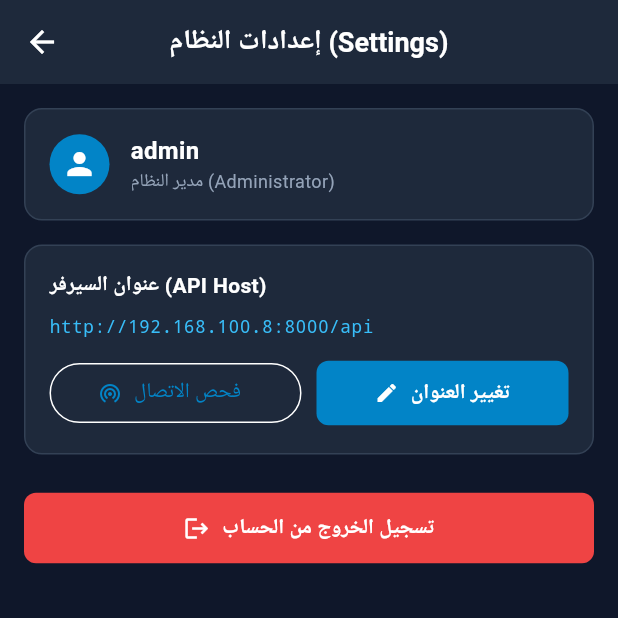
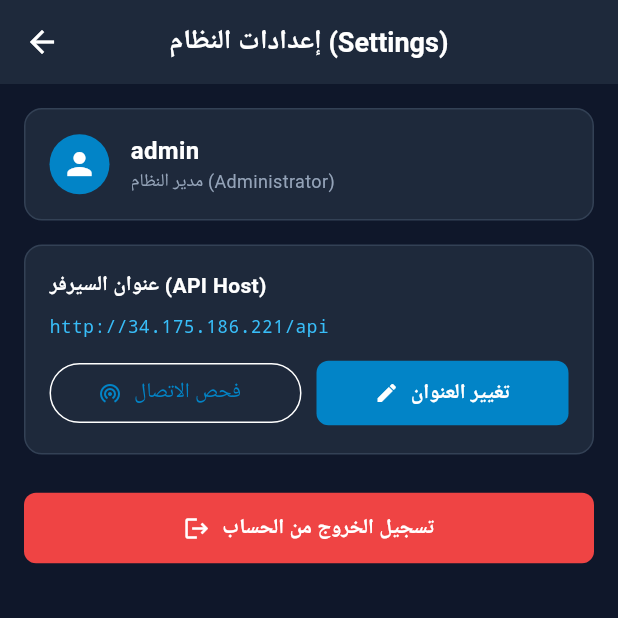
Before and after one commit to MrAlaa90/Mobile-Store, a Flutter app: the SettingsScreen screen opened directly, on a phone screen of 412 x 824 dp, the top half of it. Run offline on Flutter 3.47's test engine with Material 3 defaults, Android fonts, the phone set to English and light mode, and no system bars; our stand-ins replace flutter_secure_storage; accounts and stored records are empty.

Commit message:
feat(config): configure desktop and mobile to default to live Google Cloud server URL

```diff
--- a/mobile/lib/screens/login_screen.dart
+++ b/mobile/lib/screens/login_screen.dart
@@ -93,7 +93,7 @@ class _LoginScreenState extends State<LoginScreen> {
                     controller: urlController,
                     decoration: const InputDecoration(
                       labelText: 'API Base URL',
-                      hintText: 'http://10.0.2.2:8000/api',
+                      hintText: 'http://34.175.186.221/api',
                       prefixIcon: Icon(Icons.link, color: Color(0xFF38BDF8)),
                     ),
                   ),
@@ -102,8 +102,9 @@ class _LoginScreenState extends State<LoginScreen> {
                     spacing: 8,
                     children: [
                       ActionChip(
-                        label: const Text('Android (10.0.2.2)', style: TextStyle(fontSize: 11)),
-                        onPressed: () => setModalState(() => urlController.text = 'http://10.0.2.2:8000/api'),
+                        avatar: const Icon(Icons.cloud_done, size: 16, color: Color(0xFF38BDF8)),
+                        label: const Text('Google Cloud (Live)', style: TextStyle(fontSize: 11, fontWeight: FontWeight.bold)),
+                        onPressed: () => setModalState(() => urlController.text = 'http://34.175.186.221/api'),
                       ),
                       ActionChip(
                         label: const Text('Localhost (8000)', style: TextStyle(fontSize: 11)),
--- a/mobile/lib/services/storage_service.dart
+++ b/mobile/lib/services/storage_service.dart
@@ -12,7 +12,7 @@ class StorageService {
   static const _keyBaseUrl = 'api_base_url';
   static const _keyUsername = 'saved_username';
 
-  static const defaultBaseUrl = 'http://192.168.100.8:8000/api';
+  static const defaultBaseUrl = 'http://34.175.186.221/api';
 
   Future<void> saveTokens({required String access, String? refresh}) async {
     await _storage.write(key: _keyAccess, value: access);
```
Also changed, not shown: 2 other files.
